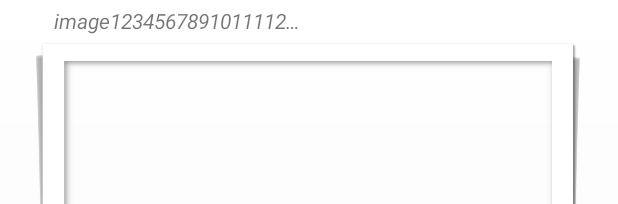
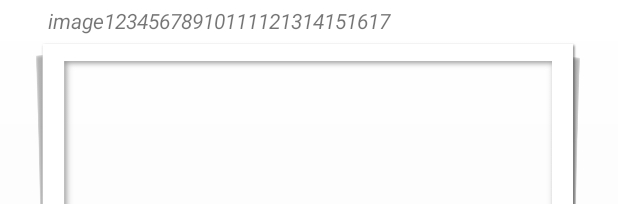
Before and after one commit to Veisy/IntelligentEye, an Android app: the layout activity_main.xml on its own in the app's theme, with its tools: preview values and no code run, on a phone screen of 412 x 824 dp. Shown: the top 204 px of the screen. Run offline under Robolectric (Android 15) with nearby library versions, the phone set to English and light mode, and no system bars; network calls fail.

Commit message:
Image name TextView is adjusted.

```diff
--- a/app/src/main/res/layout/activity_main.xml
+++ b/app/src/main/res/layout/activity_main.xml
@@ -37,14 +37,14 @@
         android:id="@+id/textView_imageName"
         android:layout_width="0dp"
         android:layout_height="wrap_content"
-        android:layout_marginStart="@dimen/margin_xx_large"
         android:layout_marginTop="@dimen/margin_small"
+        android:layout_marginStart="@dimen/margin_large"
         android:ellipsize="end"
         android:maxLines="1"
         android:textStyle="italic"
         android:visibility="invisible"
-        app:layout_constraintEnd_toEndOf="@id/guideline4"
-        app:layout_constraintStart_toStartOf="parent"
+        app:layout_constraintEnd_toEndOf="@id/frame"
+        app:layout_constraintStart_toStartOf="@id/frame"
         app:layout_constraintTop_toTopOf="parent"
         tools:text="image12345678910111121314151617"
         tools:visibility="visible" />
```
Also changed, not shown: app/src/main/java/com/vyy/intelligenteye/MainActivity.kt (+2 -13 lines).
